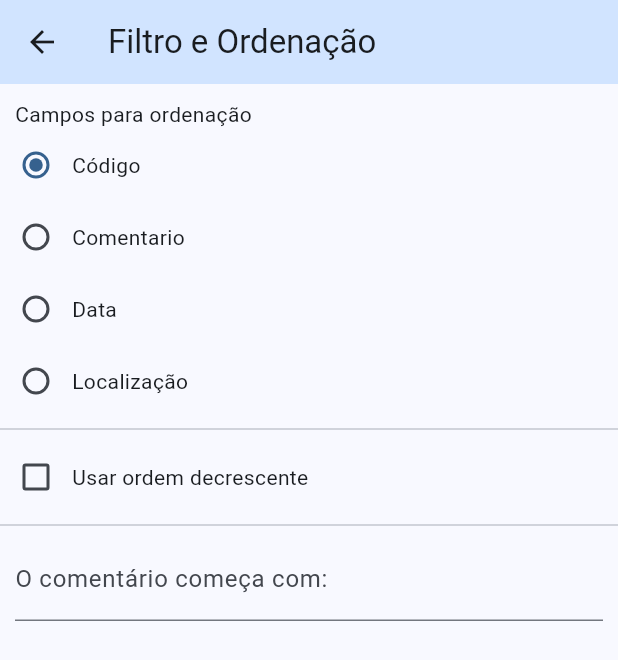
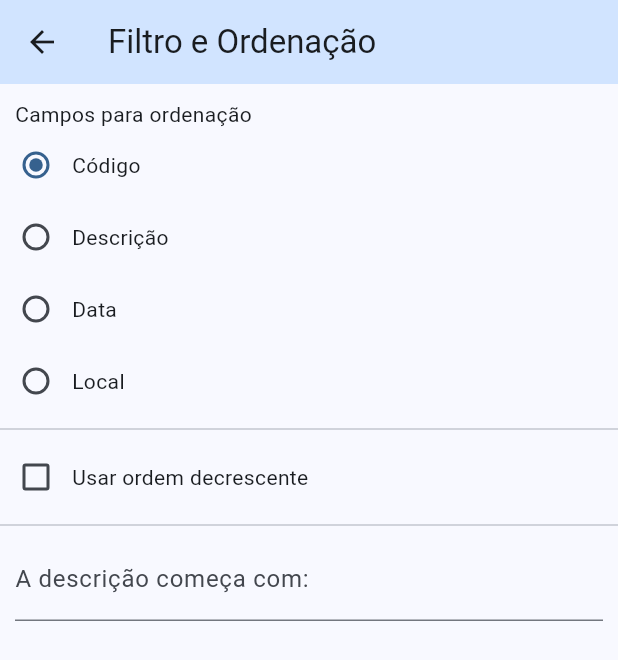
Before and after one commit to Mecanight/projeto_avaliacao, a Flutter app: the FiltroPage screen opened by its route, on a phone screen of 412 x 824 dp. Shown: the top 660 px of the screen. Run offline on Flutter 3.47's test engine with Material 3 defaults, Android fonts, the phone set to English and light mode, and no system bars; our stand-ins replace geolocator, shared_preferences, sqflite; accounts and stored records are empty.

```diff
--- a/lib/model/viagem.dart
+++ b/lib/model/viagem.dart
@@ -18,7 +18,6 @@ class Viagem {
       required this.data,
       required this.localiza});
 
-  // utilizado para formatar a data
   String get dataFormatada {
     if (data == null) {
       return 'Sem data definida';
--- a/lib/pages/datalhe_viagem_page.dart
+++ b/lib/pages/datalhe_viagem_page.dart
@@ -42,16 +42,16 @@ class DetalheViagemPageState extends State<DetalheViagemPage> {
           ),
           Row(
             children: [
-              const Campo(descricao: 'Localização:'),
+              const Campo(descricao: 'Local:'),
               Valor(valor: widget.viagem.localiza),
             ],
           ),
-          Row(
-            children: [
-              const Campo(descricao: 'Cometário:'),
+          // Column(
+          //   children: [
+              const Campo(descricao: 'Descrição:'),
               Valor(valor: widget.viagem.comentario),
-            ],
-          ),
+          //   ],
+          // ),
         ],
       ),
     );
--- a/lib/pages/filtro_page.dart
+++ b/lib/pages/filtro_page.dart
@@ -16,9 +16,9 @@ class FiltroPage extends StatefulWidget {
 class _FiltroPageState extends State<FiltroPage> {
   final camposParaOrdenacao = {
     Viagem.campo_id: 'Código',
-    Viagem.campo_comentario: 'Comentario',
+    Viagem.campo_comentario: 'Descrição',
     Viagem.campo_data: 'Data',
-    Viagem.campo_localiza: "Localização"
+    Viagem.campo_localiza: "Local"
   };
 
   late final SharedPreferences prefs;
@@ -94,7 +94,7 @@ class _FiltroPageState extends State<FiltroPage> {
           padding: const EdgeInsets.symmetric(horizontal: 10),
           child: TextField(
             decoration:
-                const InputDecoration(labelText: 'O comentário começa com:'),
+                const InputDecoration(labelText: 'A descrição começa com:'),
             controller: _comentarioController,
             onChanged: _onFiltroDComentarioChange,
           ),
--- a/lib/pages/lista_page_viagens.dart
+++ b/lib/pages/lista_page_viagens.dart
@@ -134,15 +134,14 @@ class _ListaViagemPageState extends State<ListaViagemPage> {
         final viagem = _viagens[index];
         return Container(
           decoration: BoxDecoration(
-            color: const Color.fromARGB(
-                255, 162, 240, 168), // Cor de fundo do container
-            borderRadius: BorderRadius.circular(20), // Bordas arredondadas
+            color: const Color.fromARGB(255, 162, 240, 168),
+            borderRadius: BorderRadius.circular(20),
           ),
           child: PopupMenuButton<String>(
             child: ListTile(
               title: Text(
-                  '${viagem.id}     ${viagem.dataFormatada}     ${viagem.localiza == '' ? 'Sem local definido' : viagem.localiza}'),
-              subtitle: Text(viagem.comentario),
+                  '${viagem.id}   Data: ${viagem.dataFormatada}\nLocal: ${viagem.localiza == '' ? 'Sem local definido' : viagem.localiza}'),
+              subtitle: Text('Descrição: ${viagem.comentario}'),
             ),
             itemBuilder: (BuildContext context) => criarItensMenuPopUp(),
             onSelected: (String valorSelecionado) {
@@ -151,8 +150,11 @@ class _ListaViagemPageState extends State<ListaViagemPage> {
               } else if (valorSelecionado == ACAO_EXCLUIR) {
                 _excluir(viagem);
               } else {
-                Navigator.of(context).push(MaterialPageRoute(
-                    builder: (_) => DetalheViagemPage(viagem: viagem)));
+                Navigator.of(context).push(
+                  MaterialPageRoute(
+                    builder: (_) => DetalheViagemPage(viagem: viagem),
+                  ),
+                );
               }
             },
           ),
```
Also changed, not shown: lib/widgets/conteudo_form_dialog.dart (+108 -26 lines), 1 other file.
